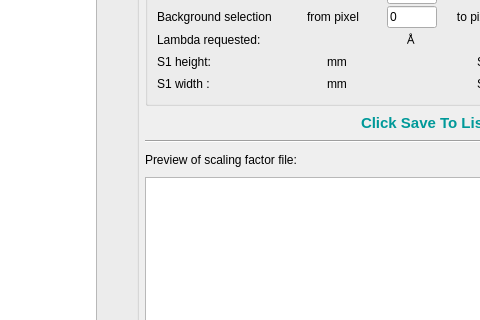
Before: the Qt Designer form Code/Mantid/scripts/Interface/ui/reflectometer/refl_sf_calculator.ui in mantidproject/mantid, drawn with Qt 5; both pictures show x 135 to 615 and y 210 to 530 of the 1037 by 923 pixel window.
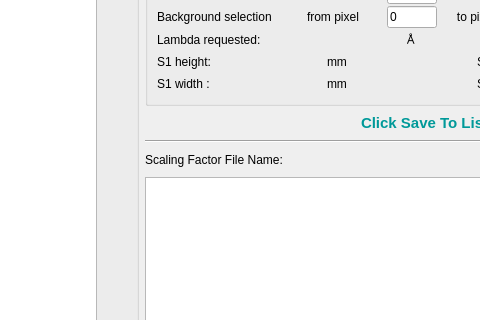
After: the same form once the commit is applied.

Patch:
```diff
--- a/Code/Mantid/scripts/Interface/ui/reflectometer/refl_sf_calculator.ui
+++ b/Code/Mantid/scripts/Interface/ui/reflectometer/refl_sf_calculator.ui
@@ -1489,18 +1489,18 @@
                   <widget class="QLabel" name="label_11">
                    <property name="minimumSize">
                     <size>
-                     <width>190</width>
+                     <width>170</width>
                      <height>0</height>
                     </size>
                    </property>
                    <property name="maximumSize">
                     <size>
-                     <width>190</width>
+                     <width>170</width>
                      <height>16777215</height>
                     </size>
                    </property>
                    <property name="text">
-                    <string>Preview of scaling factor file:</string>
+                    <string>Scaling Factor File Name:</string>
                    </property>
                   </widget>
                  </item>
```
